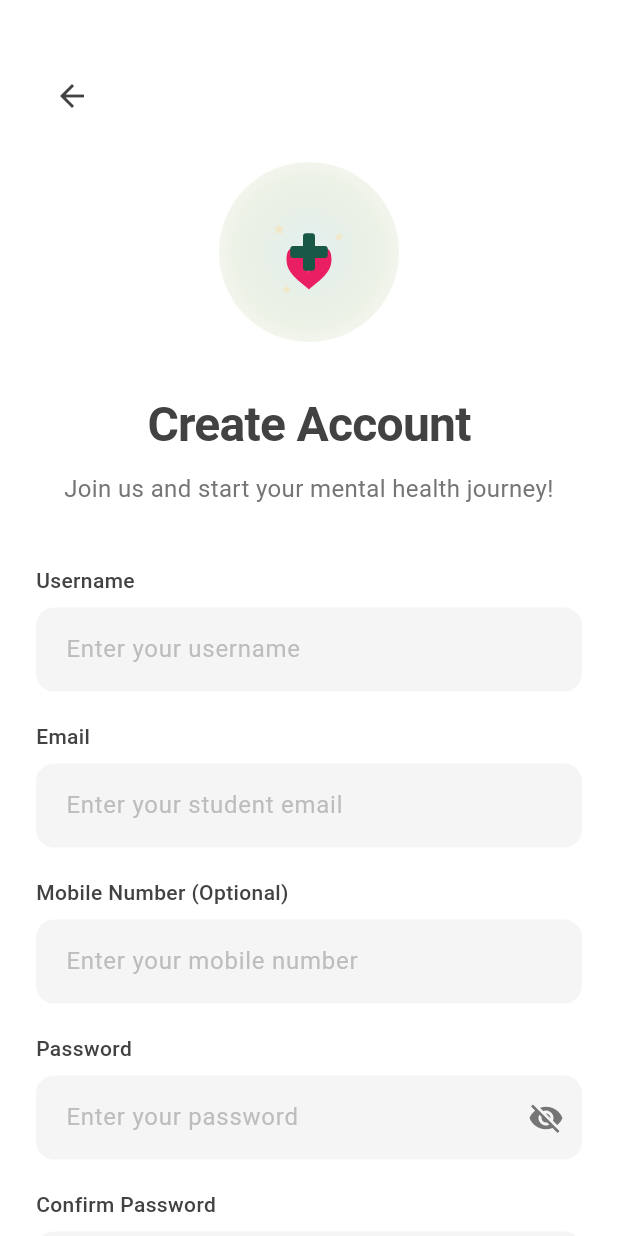
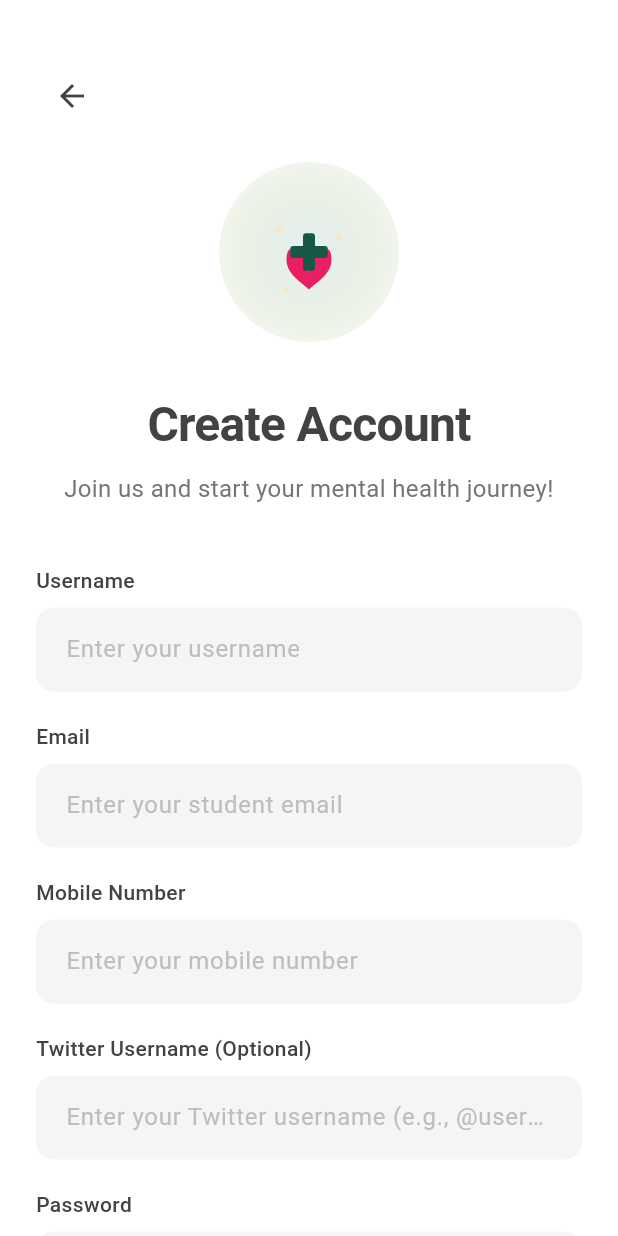
Before and after one commit to shashi2024/A_SMART_SINHALA_APP_FOR_DEPRESSION_MONITORING_AND_MENTAL_HEALTH_SUPPORT_USING_AI, a Flutter app: the SignUpScreen screen opened by its route, on a phone screen of 412 x 824 dp. Run offline on Flutter 3.47's test engine with Material 3 defaults, Android fonts, the phone set to English and light mode, and no system bars; our stand-ins replace firebase_core, flutter_tts, geolocator, permission_handler, sensors_plus, shared_preferences and 1 more; missing offline and left inert: record; accounts and stored records are empty.

Commit message:
twitter username

```diff
--- a/frontend/lib/providers/auth_provider.dart
+++ b/frontend/lib/providers/auth_provider.dart
@@ -7,6 +7,7 @@ class User {
   final String username;
   final String email;
   final String? phoneNumber;
+  final String? twitterUsername;
   final bool isAdmin;
 
   User({
@@ -14,6 +15,7 @@ class User {
     required this.username,
     required this.email,
     this.phoneNumber,
+    this.twitterUsername,
     required this.isAdmin,
   });
 
@@ -23,6 +25,7 @@ class User {
       username: json['username'] ?? '',
       email: json['email'] ?? '',
       phoneNumber: json['phone_number'],
+      twitterUsername: json['twitter_username'],
       isAdmin: json['is_admin'] ?? false,
     );
   }
@@ -109,6 +112,7 @@ class AuthProvider with ChangeNotifier {
           username: username,
           email: '',
           phoneNumber: null,
+          twitterUsername: null,
           isAdmin: false,
         );
       }
@@ -122,9 +126,9 @@ class AuthProvider with ChangeNotifier {
     }
   }
 
-  Future<bool> register(String username, String email, String password, [String? phoneNumber]) async {
+  Future<bool> register(String username, String email, String password, String phoneNumber, [String? twitterUsername]) async {
     try {
-      final response = await _apiService.register(username, email, password, phoneNumber);
+      final response = await _apiService.register(username, email, password, phoneNumber, twitterUsername);
       _token = response['access_token'];
       _apiService.setToken(_token!);
 
@@ -144,6 +148,7 @@ class AuthProvider with ChangeNotifier {
           username: username,
           email: email,
           phoneNumber: phoneNumber,
+          twitterUsername: twitterUsername,
           isAdmin: false,
         );
       }
--- a/frontend/lib/screens/signup_screen.dart
+++ b/frontend/lib/screens/signup_screen.dart
@@ -20,6 +20,7 @@ class _SignUpScreenState extends State<SignUpScreen> {
   final _passwordController = TextEditingController();
   final _confirmPasswordController = TextEditingController();
   final _phoneController = TextEditingController();
+  final _twitterController = TextEditingController();
   bool _isLoading = false;
   bool _obscurePassword = true;
   bool _obscureConfirmPassword = true;
@@ -31,6 +32,7 @@ class _SignUpScreenState extends State<SignUpScreen> {
     _passwordController.dispose();
     _confirmPasswordController.dispose();
     _phoneController.dispose();
+    _twitterController.dispose();
     super.dispose();
   }
 
@@ -54,7 +56,8 @@ class _SignUpScreenState extends State<SignUpScreen> {
         _usernameController.text.trim(),
         _emailController.text.trim(),
         _passwordController.text,
-        _phoneController.text.trim().isEmpty ? null : _phoneController.text.trim(),
+        _phoneController.text.trim(),
+        _twitterController.text.trim().isEmpty ? null : _twitterController.text.trim(),
       );
     } catch (e) {
       success = false;
@@ -247,9 +250,9 @@ class _SignUpScreenState extends State<SignUpScreen> {
 
                 const SizedBox(height: 20),
 
-                // Phone Field (Optional)
+                // Phone Field
                 Text(
-                  'Mobile Number (Optional)',
+                  'Mobile Number',
                   style: TextStyle(
                     fontSize: 14,
                     fontWeight: FontWeight.w500,
@@ -262,6 +265,42 @@ class _SignUpScreenState extends State<SignUpScreen> {
                   keyboardType: TextInputType.phone,
                   decoration: InputDecoration(
                     hintText: 'Enter your mobile number',
+                    hintStyle: TextStyle(color: Colors.grey[400]),
+                    filled: true,
+                    fillColor: Colors.grey[100],
+                    border: OutlineInputBorder(
+                      borderRadius: BorderRadius.circular(12),
+                      borderSide: BorderSide.none,
+                    ),
+                    contentPadding: const EdgeInsets.symmetric(
+                      horizontal: 16,
+                      vertical: 16,
+                    ),
+                  ),
+                  validator: (value) {
+                    if (value == null || value.trim().isEmpty) {
+                      return 'Please enter your mobile number';
+                    }
+                    return null;
+                  },
+                ),
+
+                const SizedBox(height: 20),
+
+                // Twitter Username Field (Optional)
+                Text(
+                  'Twitter Username (Optional)',
+                  style: TextStyle(
+                    fontSize: 14,
+                    fontWeight: FontWeight.w500,
+                    color: Colors.grey[800],
+                  ),
+                ),
+                const SizedBox(height: 8),
+                TextFormField(
+                  controller: _twitterController,
+                  decoration: InputDecoration(
+                    hintText: 'Enter your Twitter username (e.g., @username)',
                     hintStyle: TextStyle(color: Colors.grey[400]),
                     filled: true,
                     fillColor: Colors.grey[100],
```
Also changed, not shown: frontend/lib/services/api_service.dart (+6 -4 lines), 1 other file.
